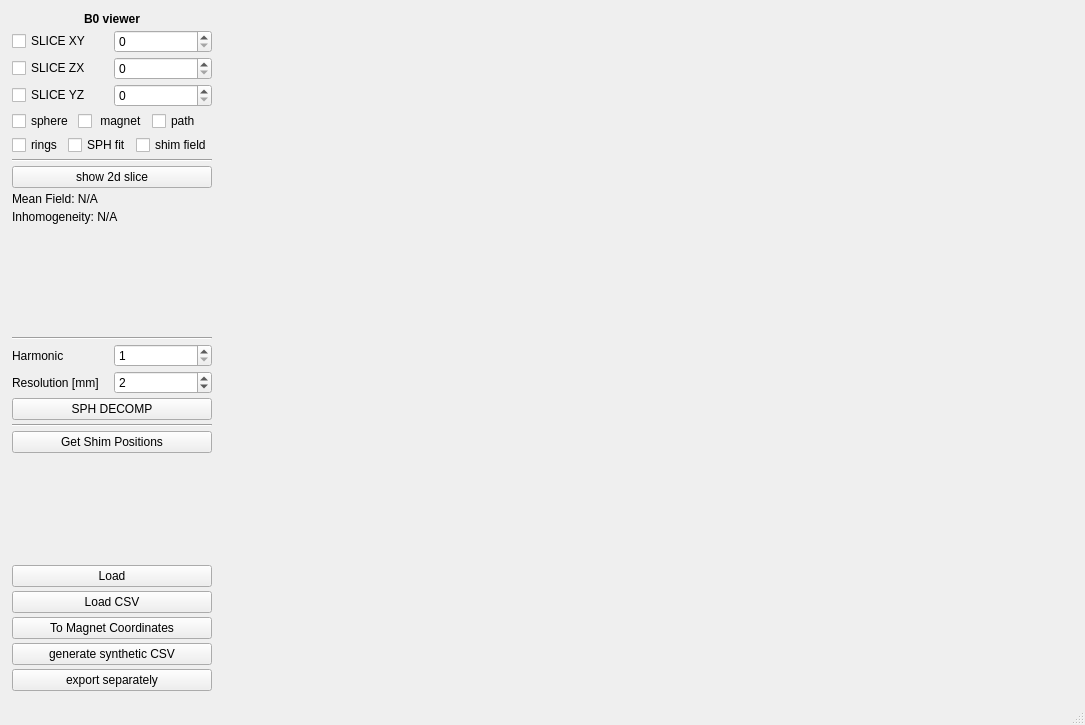
The window that Software/COSI2/gui/field_viewer.ui (rst030/cosi-measure) describes before a commit, drawn with Qt 5.
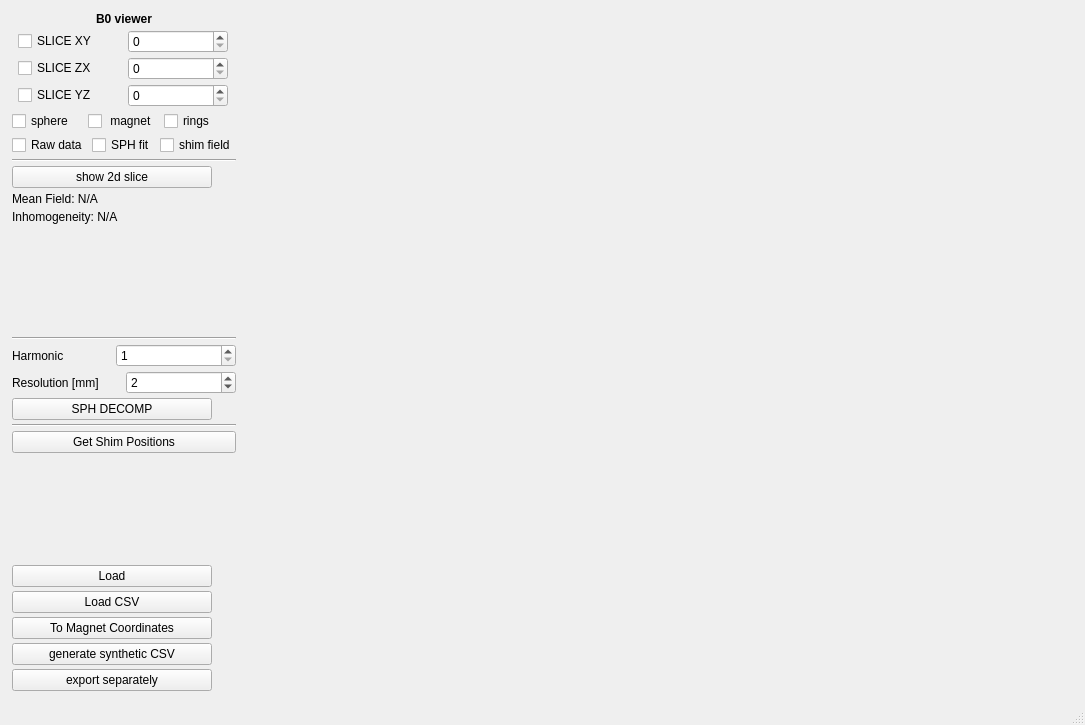
The same window after the commit.

Commit message: sph viewer done

Patch:
```diff
--- a/Software/COSI2/gui/field_viewer.ui
+++ b/Software/COSI2/gui/field_viewer.ui
@@ -196,7 +196,7 @@
            </widget>
           </item>
           <item>
-           <widget class="QCheckBox" name="ShowPathCheckBox">
+           <widget class="QCheckBox" name="ShowRingsCheckBox">
             <property name="maximumSize">
              <size>
               <width>200</width>
@@ -204,7 +204,7 @@
              </size>
             </property>
             <property name="text">
-             <string>path</string>
+             <string>rings</string>
             </property>
            </widget>
           </item>
@@ -216,15 +216,12 @@
            <enum>QLayout::SetMaximumSize</enum>
           </property>
           <item>
-           <widget class="QCheckBox" name="ShowRingsCheckBox">
-            <property name="maximumSize">
-             <size>
-              <width>200</width>
-              <height>16777215</height>
-             </size>
+           <widget class="QCheckBox" name="PlotRawCheckBox">
+            <property name="enabled">
+             <bool>true</bool>
             </property>
             <property name="text">
-             <string>rings</string>
+             <string>Raw data</string>
             </property>
            </widget>
           </item>
```
The commit also changes 11 other files.
